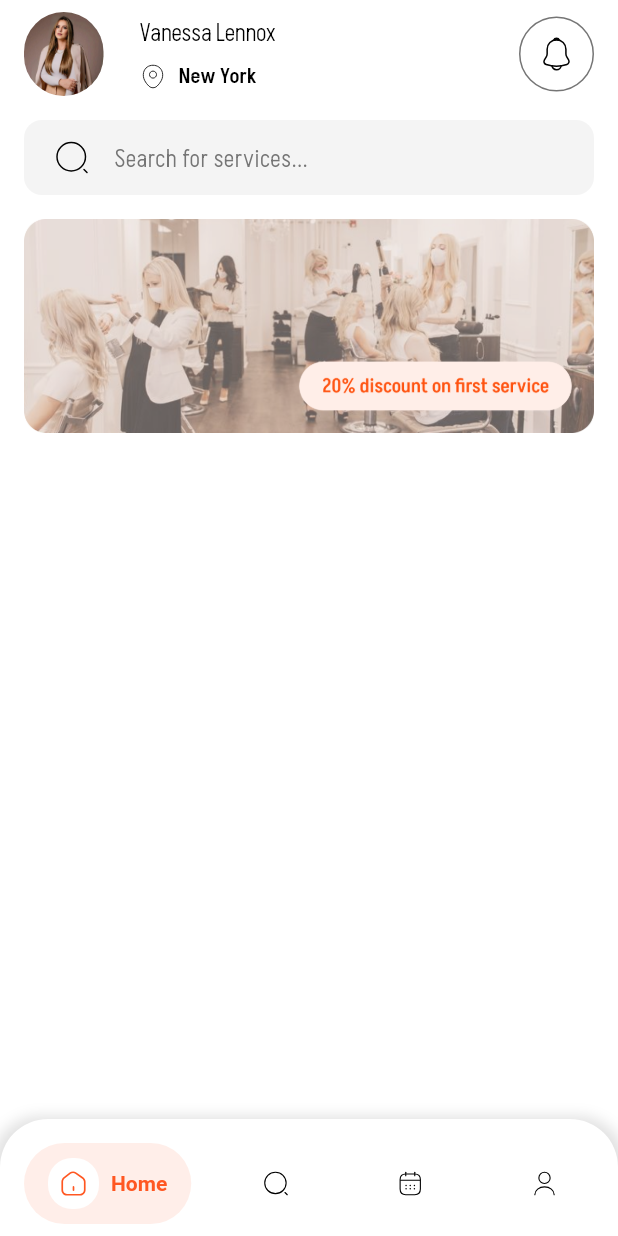
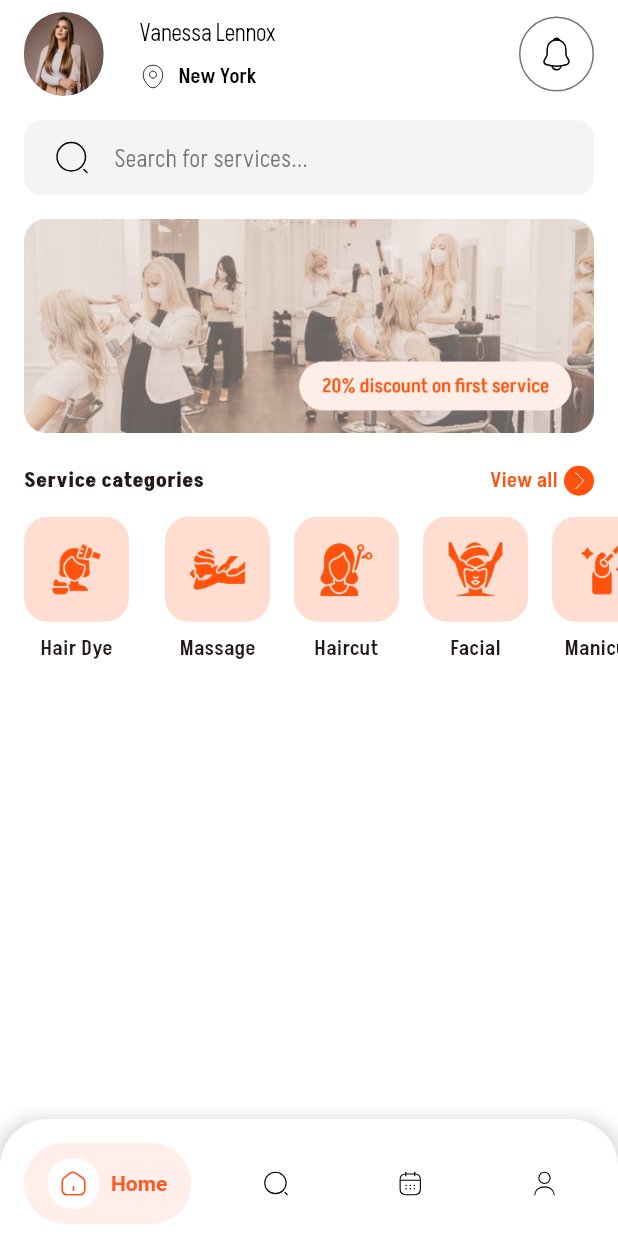
Before and after one commit to ales-dev-studio/barber-and-beauty-salon-booking-app, a Flutter app: the screen it shows after launch, on a phone screen of 412 x 824 dp. Run offline on Flutter 3.47's test engine with Material 3 defaults, Android fonts, the phone set to English and light mode, and no system bars; drawn by our look-alikes of salomon_bottom_bar; our stand-ins replace flutter_svg.

Commit message:
Implement Category List

```diff
--- /dev/null
+++ b/lib/core/widgets/app_view_all_button.dart
@@ -0,0 +1,43 @@
+import 'package:barber_and_beauty_salon_booking_app/core/gen/assets.gen.dart';
+import 'package:barber_and_beauty_salon_booking_app/core/gen/fonts.gen.dart';
+import 'package:barber_and_beauty_salon_booking_app/core/theme/colors.dart';
+import 'package:barber_and_beauty_salon_booking_app/core/theme/dimens.dart';
+import 'package:barber_and_beauty_salon_booking_app/core/widgets/app_svg_viewer.dart';
+import 'package:flutter/material.dart';
+
+class AppViewAllButton extends StatelessWidget {
+  const AppViewAllButton({super.key, required this.onPressed});
+
+  final GestureTapCallback onPressed;
+
+  @override
+  Widget build(BuildContext context) {
+    return TextButton(
+      onPressed: onPressed,
+      child: Row(
+        spacing: Dimens.smallPadding,
+        children: [
+          Text(
+            'View all',
+            style: TextStyle(
+              color: AppColors.primaryColor,
+              fontFamily: FontFamily.aksharMedium,
+            ),
+          ),
+          Container(
+            decoration: BoxDecoration(
+              color: AppColors.primaryColor,
+              borderRadius: BorderRadius.circular(Dimens.corners),
+            ),
+            padding: EdgeInsets.all(2),
+            child: AppSvgViewer(
+              Assets.icons.arrowRightIos,
+              color: AppColors.whiteColor,
+              width: 16,
+            ),
+          ),
+        ],
+      ),
+    );
+  }
+}
--- /dev/null
+++ b/lib/features/home_feature/presentation/widgets/category_list.dart
@@ -0,0 +1,69 @@
+import 'package:barber_and_beauty_salon_booking_app/core/gen/assets.gen.dart';
+import 'package:barber_and_beauty_salon_booking_app/core/gen/fonts.gen.dart';
+import 'package:barber_and_beauty_salon_booking_app/core/theme/colors.dart';
+import 'package:barber_and_beauty_salon_booking_app/core/theme/dimens.dart';
+import 'package:flutter/material.dart';
+
+class CategoryList extends StatelessWidget {
+  const CategoryList({super.key});
+
+  @override
+  Widget build(BuildContext context) {
+    final List<String> images = [
+      Assets.icons.hairDye.path,
+      Assets.icons.bodyMassage.path,
+      Assets.icons.womanHair.path,
+      Assets.icons.facialMassage.path,
+      Assets.icons.manicure.path,
+      Assets.icons.hairDye.path,
+      Assets.icons.bodyMassage.path,
+      Assets.icons.womanHair.path,
+      Assets.icons.facialMassage.path,
+      Assets.icons.manicure.path,
+    ];
+    final List<String> titles = [
+      'Hair Dye',
+      'Massage',
+      'Haircut',
+      'Facial',
+      'Manicure',
+      'Hair Dye',
+      'Massage',
+      'Haircut',
+      'Facial',
+      'Manicure',
+    ];
+    return SizedBox(
+      height: 100,
+      child: ListView.builder(
+        itemCount: titles.length,
+        shrinkWrap: true,
+        scrollDirection: Axis.horizontal,
+        itemBuilder: (final context, final index) {
+          return Column(
+            spacing: Dimens.padding,
+            children: [
+              Container(
+                width: 70,
+                height: 70,
+                decoration: BoxDecoration(
+                  borderRadius: BorderRadius.circular(Dimens.corners),
+                  color: AppColors.secondColor,
+                ),
+                padding: EdgeInsets.all(Dimens.largePadding),
+                margin: EdgeInsets.symmetric(
+                  horizontal: index == 0 ? Dimens.largePadding : Dimens.padding,
+                ),
+                child: Center(child: Image.asset(images[index])),
+              ),
+              Text(
+                titles[index],
+                style: TextStyle(fontFamily: FontFamily.aksharMedium),
+              ),
+            ],
+          );
+        },
+      ),
+    );
+  }
+}
--- /dev/null
+++ b/lib/features/home_feature/presentation/widgets/service_title_widget.dart
@@ -0,0 +1,35 @@
+import 'package:barber_and_beauty_salon_booking_app/core/gen/fonts.gen.dart';
+import 'package:barber_and_beauty_salon_booking_app/core/theme/dimens.dart';
+import 'package:barber_and_beauty_salon_booking_app/core/widgets/app_view_all_button.dart';
+import 'package:flutter/material.dart';
+
+class ServiceTitleWidget extends StatelessWidget {
+  const ServiceTitleWidget({
+    super.key,
+    required this.title,
+    required this.onPressed,
+  });
+
+  final String title;
+  final GestureTapCallback onPressed;
+
+  @override
+  Widget build(BuildContext context) {
+    return Padding(
+      padding: EdgeInsets.only(
+        left: Dimens.largePadding,
+        right: Dimens.smallPadding,
+      ),
+      child: Row(
+        mainAxisAlignment: MainAxisAlignment.spaceBetween,
+        children: [
+          Text(
+            title,
+            style: TextStyle(fontSize: 14, fontFamily: FontFamily.aksharBold),
+          ),
+          AppViewAllButton(onPressed: onPressed),
+        ],
+      ),
+    );
+  }
+}
--- a/lib/features/home_feature/presentation/widgets/tabs/home_tab.dart
+++ b/lib/features/home_feature/presentation/widgets/tabs/home_tab.dart
@@ -1,6 +1,8 @@
 import 'package:barber_and_beauty_salon_booking_app/core/gen/assets.gen.dart';
 import 'package:barber_and_beauty_salon_booking_app/core/theme/dimens.dart';
 import 'package:barber_and_beauty_salon_booking_app/core/widgets/app_search_bar.dart';
+import 'package:barber_and_beauty_salon_booking_app/features/home_feature/presentation/widgets/category_list.dart';
+import 'package:barber_and_beauty_salon_booking_app/features/home_feature/presentation/widgets/service_title_widget.dart';
 import 'package:flutter/material.dart';
 
 class HomeTab extends StatelessWidget {
@@ -21,6 +23,9 @@ class HomeTab extends StatelessWidget {
             ),
             child: Assets.images.banner.image(fit: BoxFit.fitWidth),
           ),
+          SizedBox(height: Dimens.padding),
+          ServiceTitleWidget(title: 'Service categories', onPressed: () {}),
+          CategoryList(),
         ],
       ),
     );
```
